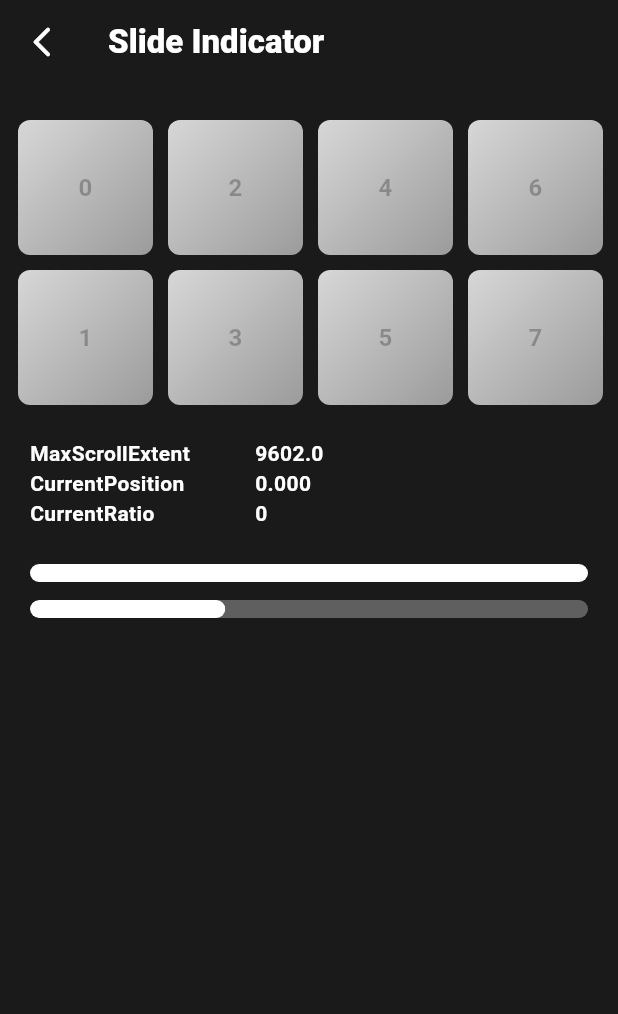
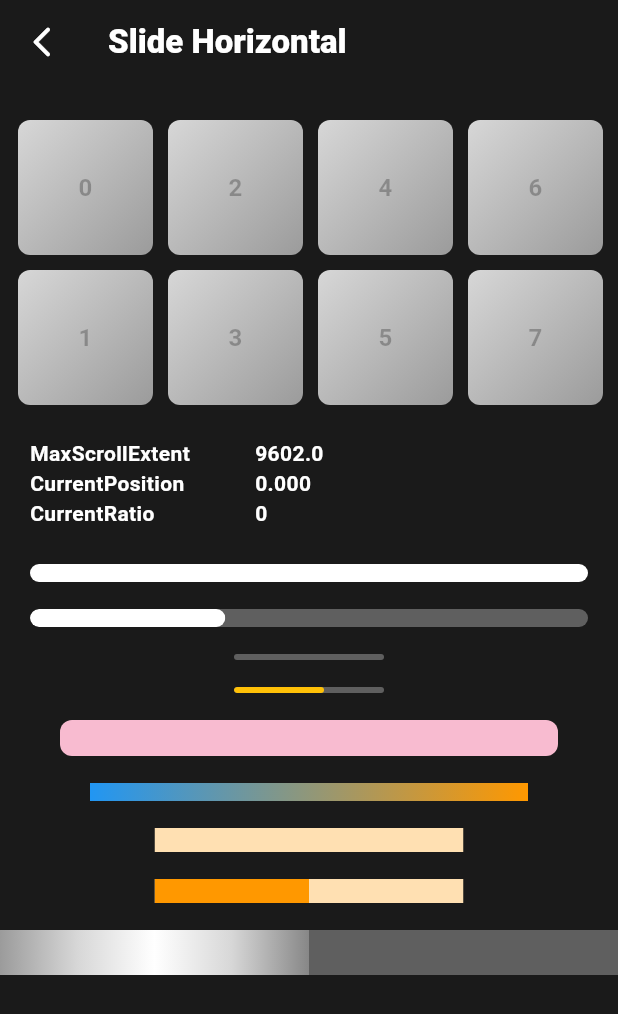
Before and after one commit to boglbbogl/awesome_indicator, a Flutter app: the screen it shows after launch, after a tap on "horizontal", on a phone screen of 412 x 824 dp. Shown: the top 1014 px of the screen. Run offline on Flutter 3.47's test engine with Material 3 defaults, Android fonts, the phone set to English and light mode, and no system bars.

Commit message:
update vertical slide

```diff
--- a/example/lib/example_page.dart
+++ b/example/lib/example_page.dart
@@ -1,4 +1,5 @@
 import 'package:example/example_slide_horizontal.dart';
+import 'package:example/example_slide_vertical.dart';
 import 'package:flutter/material.dart';
 import 'package:flutter/services.dart';
 
@@ -32,7 +33,7 @@ class ExamplePage extends StatelessWidget {
               _item(
                   "vertical",
                   () => Navigator.of(context).push(MaterialPageRoute(
-                      builder: (_) => const ExampleSlideHorizontal()))),
+                      builder: (_) => const ExampleSlideVertical()))),
             ],
           ),
           _divider(),
--- a/example/lib/example_slide_horizontal.dart
+++ b/example/lib/example_slide_horizontal.dart
@@ -42,7 +42,7 @@ class _ExampleSlideHorizontalState extends State<ExampleSlideHorizontal> {
           appBar: AppBar(
             backgroundColor: const Color.fromRGBO(26, 26, 26, 1),
             title: const Text(
-              "Slide Indicator",
+              "Slide Horizontal",
               style: TextStyle(
                 fontWeight: FontWeight.w900,
                 color: Colors.white,
@@ -79,7 +79,7 @@ class _ExampleSlideHorizontalState extends State<ExampleSlideHorizontal> {
                 controller: controller,
                 onListener: _onListener,
                 width: MediaQuery.of(context).size.width - 40,
-                margin: const EdgeInsets.only(bottom: 12),
+                margin: const EdgeInsets.only(bottom: 18),
                 background: Colors.white,
                 color: Colors.cyan,
                 height: 12,
@@ -87,19 +87,92 @@ class _ExampleSlideHorizontalState extends State<ExampleSlideHorizontal> {
               AwesomeIndicator.move(
                 width: MediaQuery.of(context).size.width - 40,
                 controller: controller,
-                margin: const EdgeInsets.only(bottom: 12),
+                margin: const EdgeInsets.only(bottom: 18),
                 height: 12,
                 background: const Color.fromRGBO(95, 95, 95, 1),
                 color: Colors.white,
               ),
-              // AwesomeIndicator.fill(controller: controller),
-              // AwesomeIndicator.fill(controller: controller),
-              // AwesomeIndicator.move(controller: controller),
-              // Test.test(text: "text"),
-              // AwesomeIndicator.move(controller: controller),
-              // AwesomeIndicator.move(controller: controller),
-              // AwesomeIndicator.move(controller: controller),
-              // AwesomeIndicator.move(controller: controller)
+              AwesomeIndicator.fill(
+                width: 100,
+                controller: controller,
+                margin: const EdgeInsets.only(bottom: 18),
+                height: 4,
+                background: const Color.fromRGBO(95, 95, 95, 1),
+                color: Colors.amber,
+              ),
+              AwesomeIndicator.move(
+                width: 100,
+                controller: controller,
+                margin: const EdgeInsets.only(bottom: 18),
+                height: 4,
+                indicator: 0.6,
+                background: const Color.fromRGBO(95, 95, 95, 1),
+                color: Colors.amber,
+              ),
+              AwesomeIndicator.fill(
+                width: MediaQuery.of(context).size.width - 80,
+                controller: controller,
+                margin: const EdgeInsets.only(bottom: 18),
+                height: 24,
+                background: Colors.pink.shade100,
+                gradient: LinearGradient(
+                  colors: [
+                    Colors.pink.shade200,
+                    Colors.pink.shade400,
+                    Colors.pink.shade700,
+                    Colors.pink.shade300,
+                  ],
+                ),
+              ),
+              AwesomeIndicator.fill(
+                width: MediaQuery.of(context).size.width - 120,
+                controller: controller,
+                margin: const EdgeInsets.only(bottom: 18),
+                height: 12,
+                radius: 0,
+                color: Colors.white70,
+                backgroundGradient: const LinearGradient(
+                  colors: [
+                    Colors.blue,
+                    Colors.orange,
+                  ],
+                ),
+              ),
+              AwesomeIndicator.fill(
+                width: MediaQuery.of(context).size.width / 2,
+                controller: controller,
+                margin: const EdgeInsets.only(bottom: 18),
+                height: 16,
+                radius: 0,
+                background: Colors.orange.shade100,
+                color: Colors.orange,
+              ),
+              AwesomeIndicator.move(
+                width: MediaQuery.of(context).size.width / 2,
+                controller: controller,
+                margin: const EdgeInsets.only(bottom: 18),
+                height: 16,
+                radius: 0,
+                indicator: 0.5,
+                background: Colors.orange.shade100,
+                color: Colors.orange,
+              ),
+              AwesomeIndicator.move(
+                width: MediaQuery.of(context).size.width,
+                controller: controller,
+                margin: const EdgeInsets.only(bottom: 18),
+                height: 30,
+                radius: 0,
+                indicator: 0.5,
+                background: const Color.fromRGBO(95, 95, 95, 1),
+                gradient: const LinearGradient(colors: [
+                  Color.fromRGBO(155, 155, 155, 1),
+                  Color.fromRGBO(215, 215, 215, 1),
+                  Color.fromRGBO(255, 255, 255, 1),
+                  Color.fromRGBO(215, 215, 215, 1),
+                  Color.fromRGBO(135, 135, 135, 1),
+                ]),
+              ),
             ],
           ),
         ),
--- a/lib/awesome_indicator.dart
+++ b/lib/awesome_indicator.dart
@@ -143,7 +143,7 @@ class _AwesomeIndicatorState extends State<AwesomeIndicator> {
   @override
   void didUpdateWidget(covariant AwesomeIndicator oldWidget) {
     super.didUpdateWidget(oldWidget);
-    radius = widget.radius ?? radius;
+    radius = widget.radius ?? 8;
     _setColor();
   }
 
```
Also changed, not shown: example/lib/example_slide_vertical.dart (added, +104 -0 lines).
